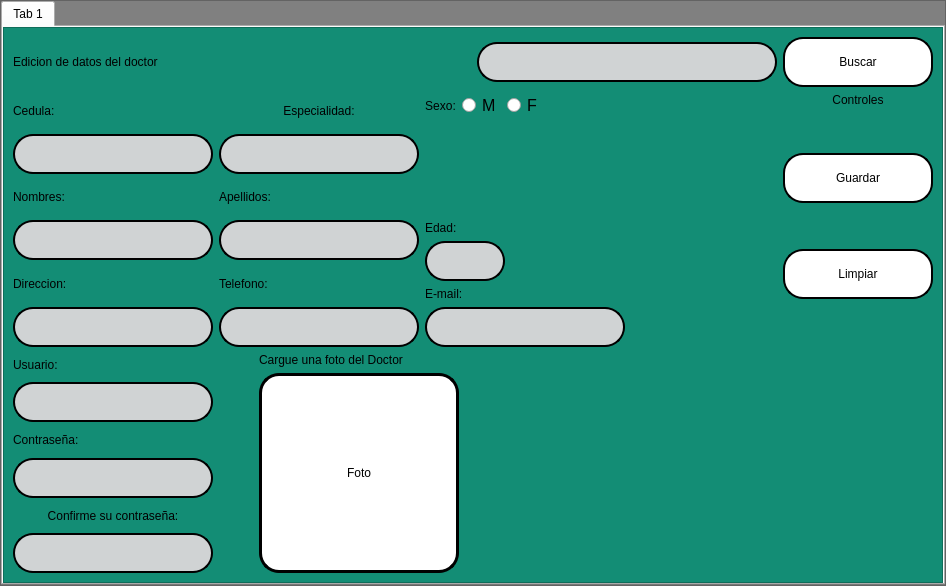
Before: the Qt Designer form interfaces/edicion.ui in Reinaldito04/App-Consultas-y-Historias-Medicas, drawn with Qt 5.
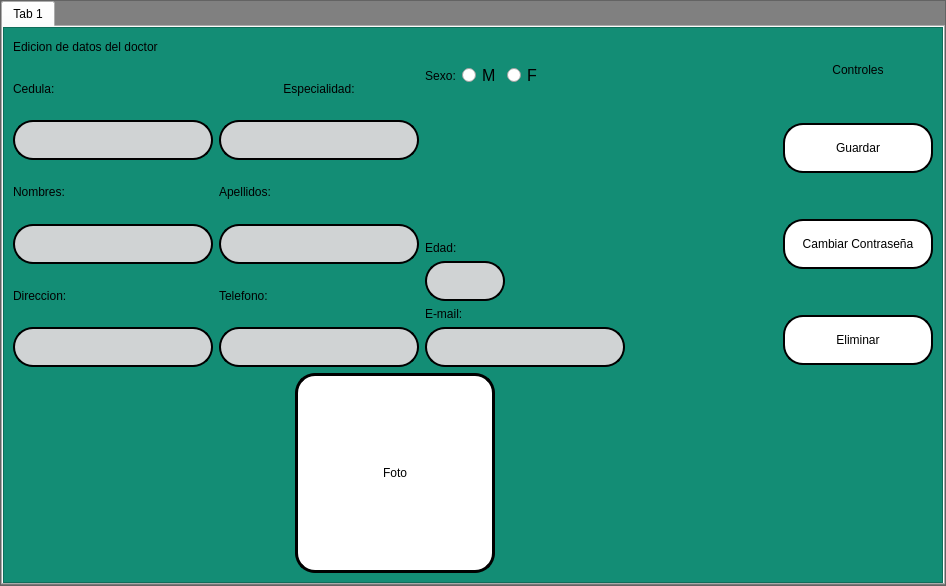
After: the same form once the commit is applied.

Commit message: Cambios en Ui y logica de cambios de data de los doctores

The edit to the form file:
```diff
--- a/interfaces/edicion.ui
+++ b/interfaces/edicion.ui
@@ -146,41 +146,6 @@
                   </property>
                  </spacer>
                 </item>
-                <item>
-                 <widget class="QLineEdit" name="in_query">
-                  <property name="minimumSize">
-                   <size>
-                    <width>300</width>
-                    <height>40</height>
-                   </size>
-                  </property>
-                  <property name="maximumSize">
-                   <size>
-                    <width>300</width>
-                    <height>40</height>
-                   </size>
-                  </property>
-                 </widget>
-                </item>
-                <item>
-                 <widget class="QPushButton" name="btn_query">
-                  <property name="minimumSize">
-                   <size>
-                    <width>150</width>
-                    <height>50</height>
-                   </size>
-                  </property>
-                  <property name="maximumSize">
-                   <size>
-                    <width>150</width>
-                    <height>50</height>
-                   </size>
-                  </property>
-                  <property name="text">
-                   <string>Buscar</string>
-                  </property>
-                 </widget>
-                </item>
                </layout>
               </item>
               <item>
@@ -497,98 +462,7 @@
                     <item>
                      <layout class="QHBoxLayout" name="horizontalLayout_8">
                       <item>
-                       <layout class="QVBoxLayout" name="verticalLayout_14">
-                        <item>
-                         <widget class="QLabel" name="lbl_user_2">
-                          <property name="minimumSize">
-                           <size>
-                            <width>50</width>
-                            <height>0</height>
-                           </size>
-                          </property>
-                          <property name="text">
-                           <string>Usuario:</string>
-                          </property>
-                         </widget>
-                        </item>
-                        <item>
-                         <widget class="QLineEdit" name="in_user_2">
-                          <property name="minimumSize">
-                           <size>
-                            <width>200</width>
-                            <height>40</height>
-                           </size>
-                          </property>
-                          <property name="maximumSize">
-                           <size>
-                            <width>200</width>
-                            <height>16777215</height>
-                           </size>
-                          </property>
-                         </widget>
-                        </item>
-                        <item>
-                         <widget class="QLabel" name="lbl_password_3">
-                          <property name="minimumSize">
-                           <size>
-                            <width>50</width>
-                            <height>0</height>
-                           </size>
-                          </property>
-                          <property name="text">
-                           <string>Contraseña:</string>
-                          </property>
-                         </widget>
-                        </item>
-                        <item>
-                         <widget class="QLineEdit" name="in_password_3">
-                          <property name="minimumSize">
-                           <size>
-                            <width>200</width>
-                            <height>40</height>
-                           </size>
-                          </property>
-                          <property name="maximumSize">
-                           <size>
-                            <width>200</width>
-                            <height>16777215</height>
-                           </size>
-                          </property>
-                         </widget>
-                        </item>
-                        <item>
-                         <widget class="QLabel" name="lbl_password_4">
-                          <property name="minimumSize">
-                           <size>
-                            <width>50</width>
-                            <height>0</height>
-                           </size>
-                          </property>
-                          <property name="text">
-                           <string>Confirme su contraseña:</string>
-                          </property>
-                          <property name="alignment">
-                           <set>Qt::AlignCenter</set>
-                          </property>
-                         </widget>
-                        </item>
-                        <item>
-                         <widget class="QLineEdit" name="in_password_4">
-                          <property name="minimumSize">
-                           <size>
-                            <width>200</width>
-                            <height>40</height>
-                           </size>
-                          </property>
-                          <property name="maximumSize">
-                           <size>
-                            <width>200</width>
-                            <height>40</height>
-                           </size>
-                          </property>
-                         </widget>
-                        </item>
-                       </layout>
+                       <layout class="QVBoxLayout" name="verticalLayout_14"/>
                       </item>
                       <item>
                        <layout class="QHBoxLayout" name="horizontalLayout_7">
@@ -606,13 +480,11 @@
                          </spacer>
                         </item>
                         <item>
-                         <layout class="QVBoxLayout" name="verticalLayout_19">
-                          <item>
-                           <widget class="QLabel" name="lbl_foto_2">
-                            <property name="text">
-                             <string>Cargue una foto del Doctor</string>
-                            </property>
-                           </widget>
+                         <layout class="QVBoxLayout" name="verticalLayout_19"/>
+                        </item>
+                       </layout>
+                      </item>
+                     </layout>
                           </item>
                           <item>
                            <widget class="QLabel" name="foto_2">
@@ -642,12 +514,6 @@
                              <set>Qt::AlignCenter</set>
                             </property>
                            </widget>
-                          </item>
-                         </layout>
-                        </item>
-                       </layout>
-                      </item>
-                     </layout>
                     </item>
                     <item>
                      <spacer name="horizontalSpacer_7">
@@ -746,7 +612,7 @@
                        </size>
                       </property>
                       <property name="text">
-                       <string>Limpiar</string>
+                       <string>Cambiar Contraseña</string>
                       </property>
                      </widget>
                     </item>
@@ -765,6 +631,19 @@
                     </item>
                    </layout>
                   </item>
+                  <item>
+                   <widget class="QPushButton" name="bt_delete">
+                    <property name="minimumSize">
+                     <size>
+                      <width>150</width>
+                      <height>50</height>
+                     </size>
+                    </property>
+                    <property name="text">
+                     <string>Eliminar</string>
+                    </property>
+                   </widget>
+                  </item>
                   <item>
                    <spacer name="verticalSpacer_7">
                     <property name="orientation">
```
Left out of the diff: 5 changed lines with no effect on the pictures. Lines whose indentation alone changed are shown as unchanged. The commit also changes 2 other files.
